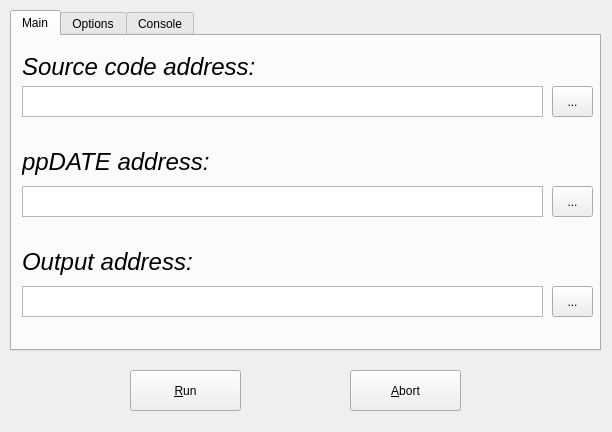
Above: starvoorsGUI.ui from starvoors/StarVOOrS-GUI before the change. Below: the same form after it.
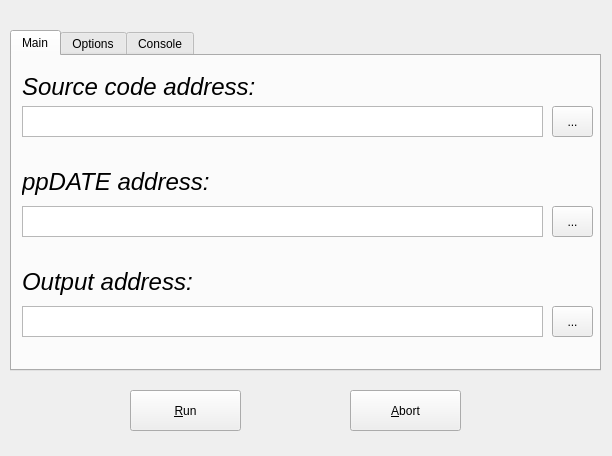
That is the form after the change.

```diff
--- a/starvoorsGUI.ui
+++ b/starvoorsGUI.ui
@@ -7,7 +7,7 @@
     <x>0</x>
     <y>0</y>
     <width>612</width>
-    <height>432</height>
+    <height>456</height>
    </rect>
   </property>
   <property name="windowTitle">
@@ -20,7 +20,7 @@
    <property name="geometry">
     <rect>
      <x>10</x>
-     <y>10</y>
+     <y>30</y>
      <width>591</width>
      <height>341</height>
     </rect>
@@ -272,7 +272,7 @@
    <property name="geometry">
     <rect>
      <x>130</x>
-     <y>370</y>
+     <y>390</y>
      <width>111</width>
      <height>41</height>
     </rect>
@@ -285,7 +285,7 @@
    <property name="geometry">
     <rect>
      <x>350</x>
-     <y>370</y>
+     <y>390</y>
      <width>111</width>
      <height>41</height>
     </rect>
```
